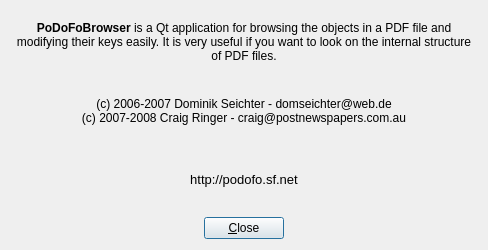
Qt form src/podofoaboutdlg.ui (KubaO/podofobrowser) before a commit.
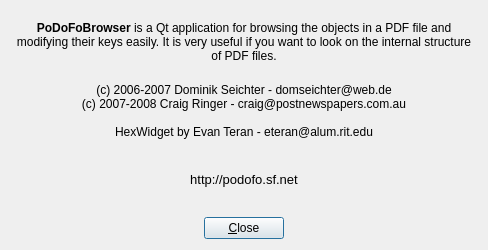
The same form after that commit.

Commit message: ADDED: Readonly hex display of streams thanks to QHexView from http://www.codef00.com/projects.php#QHexView by Evan Teran

```diff
--- a/src/podofoaboutdlg.ui
+++ b/src/podofoaboutdlg.ui
@@ -36,7 +36,9 @@
     <widget class="QLabel" name="textLabel3" >
      <property name="text" >
       <string>(c) 2006-2007 Dominik Seichter - domseichter@web.de
-(c) 2007-2008 Craig Ringer - craig@postnewspapers.com.au</string>
+(c) 2007-2008 Craig Ringer - craig@postnewspapers.com.au
+
+HexWidget by Evan Teran - eteran@alum.rit.edu</string>
      </property>
      <property name="alignment" >
       <set>Qt::AlignCenter</set>
```
The commit also changes 7 other files.
